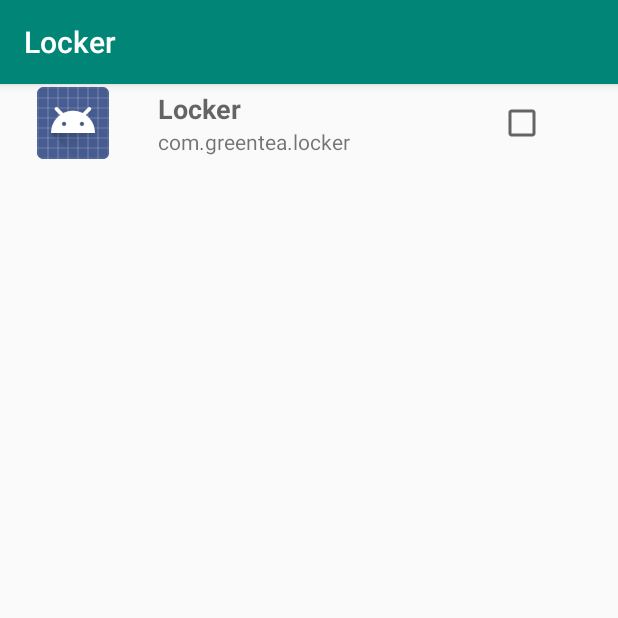
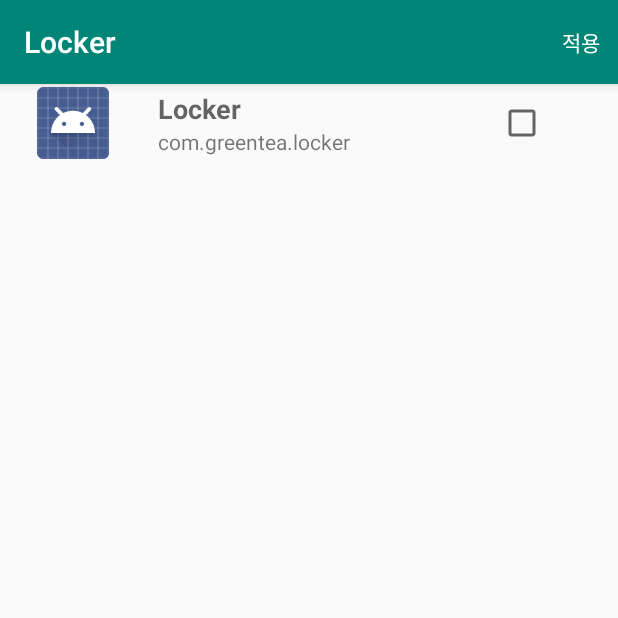
Before and after one commit to bsgreentea/GoalAssistant, an Android app: the AppInfoActivity screen opened directly, with no data from a screen before it, on a phone screen of 412 x 824 dp, the top half of it. Run offline under Robolectric (Android 15) with nearby library versions, the phone set to English and light mode, and no system bars; 6 statements that could not run were skipped.

Commit message:
앱 리스트 유지
장소별 앱 리스트 유지됨

변경사항 없이 적용 버튼 누를 시 데이터 사라지는 부분 해결하기

```diff
--- a/Locker/app/src/main/java/com/greentea/locker/Adapter/RecyclerAdapter.java
+++ b/Locker/app/src/main/java/com/greentea/locker/Adapter/RecyclerAdapter.java
@@ -1,5 +1,6 @@
 package com.greentea.locker.Adapter;
 
+import android.app.Activity;
 import android.content.Context;
 import android.content.Intent;
 import android.text.Layout;
@@ -58,13 +59,14 @@ public class RecyclerAdapter extends RecyclerView.Adapter<RecyclerAdapter.ItemVi
 
 //                intent.putExtra();
 
-                String placeName = listData.get(position).getPlaceName();
+//                String placeName = listData.get(position).getPlaceName();
 
 //                intent.putExtra("placeName", placeName);
 
                 intent.putExtra("pickedPlace", listData.get(position));
 //                Toast.makeText(context, placeName, Toast.LENGTH_SHORT).show();
-                context.startActivity(intent);
+//                context.startActivity(intent);
+                ((Activity) context).startActivityForResult(intent, 123);
 //                Toast.makeText(context, "asdf", Toast.LENGTH_SHORT).show();
             }
         });
--- a/Locker/app/src/main/java/com/greentea/locker/AppInfoAdapter.java
+++ b/Locker/app/src/main/java/com/greentea/locker/AppInfoAdapter.java
@@ -145,7 +145,7 @@ public class AppInfoAdapter extends BaseAdapter {
         // 기존 데이터 초기화
         mListData.clear();
 
-        sharedPreferences = mContext.getSharedPreferences("test", Context.MODE_PRIVATE);
+//        sharedPreferences = mContext.getSharedPreferences("test", Context.MODE_PRIVATE);
 
 //        String string;
 
@@ -171,7 +171,7 @@ public class AppInfoAdapter extends BaseAdapter {
 
                 boolean flag = false;
                 for(String temp : strings){
-                    if(app.loadLabel(pm).toString().equals(temp)){
+                    if(addInfo.mAppPackage.equals(temp)){
                         flag = true; break;
                     }
                 }
--- a/Locker/app/src/main/java/com/greentea/locker/PlaceDatabase/PickedPlaceDAO.java
+++ b/Locker/app/src/main/java/com/greentea/locker/PlaceDatabase/PickedPlaceDAO.java
@@ -4,6 +4,7 @@ import android.icu.text.Replaceable;
 
 import androidx.lifecycle.LiveData;
 import androidx.room.Dao;
+import androidx.room.Delete;
 import androidx.room.Insert;
 import androidx.room.OnConflictStrategy;
 import androidx.room.Query;
@@ -19,8 +20,8 @@ public interface PickedPlaceDAO {
     @Query("DELETE FROM place_table")
     void deleteAll();
 
-    @Query("DELETE FROM place_table WHERE placeName = :pName")
-    void deletePlace(String pName);
+    @Delete
+    void deletePlace(PickedPlace pickedPlace);
 
     @Query("SELECT * FROM place_table ORDER BY placeName ASC")
     LiveData<List<PickedPlace>> getAllPickedPlace();
--- a/Locker/app/src/main/java/com/greentea/locker/ViewModel/PickedPlaceViewModel.java
+++ b/Locker/app/src/main/java/com/greentea/locker/ViewModel/PickedPlaceViewModel.java
@@ -29,6 +29,8 @@ public class PickedPlaceViewModel extends AndroidViewModel {
 
     public void deleteAll() {repository.deleteAll();}
 
+    public void deletePlace(PickedPlace pickedPlace) {repository.deletePlace(pickedPlace);}
+
     public LiveData<List<PickedPlace>> getAllPickedPlace() {
         return allPickedPlace;
     }
--- a/Locker/app/src/main/res/layout/activity_app_info.xml
+++ b/Locker/app/src/main/res/layout/activity_app_info.xml
@@ -1,9 +1,9 @@
 <?xml version="1.0" encoding="utf-8"?>
-<LinearLayout
-    xmlns:android="http://schemas.android.com/apk/res/android"
+<LinearLayout xmlns:android="http://schemas.android.com/apk/res/android"
     xmlns:tools="http://schemas.android.com/tools"
     android:layout_width="match_parent"
     android:layout_height="match_parent"
+    xmlns:app="http://schemas.android.com/apk/res-auto"
     android:orientation="vertical"
     tools:context=".AppInfoActivity">
 
@@ -32,4 +32,5 @@
         android:text="@string/loading"
         android:textAppearance="?android:attr/textAppearanceSmall"/>
     </LinearLayout>
+
 </LinearLayout>
--- /dev/null
+++ b/Locker/app/src/main/res/menu/app_menu.xml
@@ -0,0 +1,10 @@
+<?xml version="1.0" encoding="utf-8"?>
+<menu xmlns:android="http://schemas.android.com/apk/res/android"
+    xmlns:app="http://schemas.android.com/apk/res-auto">
+
+    <item android:id="@+id/action_btn1"
+    android:title="적용"
+    app:showAsAction="always"
+    />
+
+</menu>
```
Also changed, not shown: Locker/app/src/main/java/com/greentea/locker/AppInfoActivity.java (+47 -15 lines), Locker/app/src/main/java/com/greentea/locker/MainActivity.java (+31 -21 lines), Locker/app/src/main/java/com/greentea/locker/PlaceDatabase/PickedPlaceRepository.java (+18 -14 lines).
